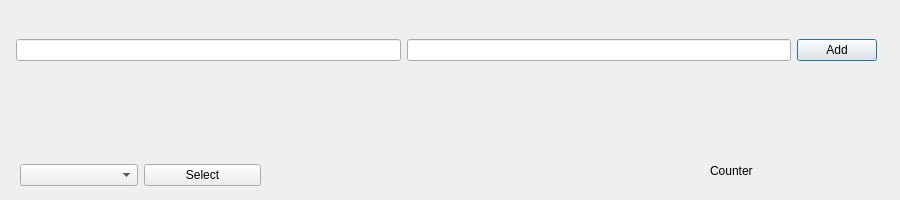
The window that Learn_Words_App_0_0_1/addword.ui (Sautenko-Andrey/learn_words_app) describes before a commit, drawn with Qt 5.
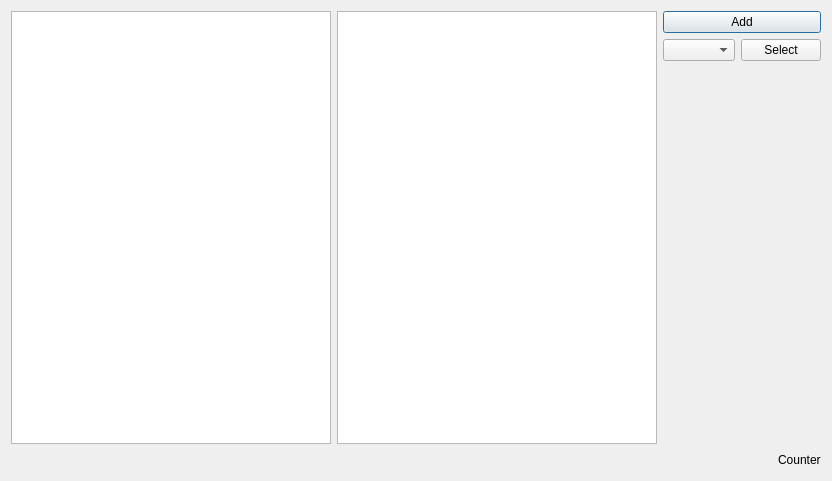
The same window after the commit.

Diff of the .ui file:
```diff
--- a/Learn_Words_App_0_0_1/addword.ui
+++ b/Learn_Words_App_0_0_1/addword.ui
@@ -6,54 +6,46 @@
    <rect>
     <x>0</x>
     <y>0</y>
-    <width>900</width>
-    <height>200</height>
+    <width>832</width>
+    <height>481</height>
    </rect>
   </property>
   <property name="windowTitle">
    <string>Add a new word</string>
   </property>
-  <widget class="QLabel" name="counterLabel">
-   <property name="geometry">
-    <rect>
-     <x>710</x>
-     <y>160</y>
-     <width>131</width>
-     <height>21</height>
-    </rect>
-   </property>
-   <property name="text">
-    <string>Counter</string>
-   </property>
-  </widget>
-  <widget class="QWidget" name="layoutWidget">
-   <property name="geometry">
-    <rect>
-     <x>16</x>
-     <y>20</y>
-     <width>861</width>
-     <height>61</height>
-    </rect>
-   </property>
+  <layout class="QHBoxLayout" name="horizontalLayout_5">
+   <item>
+    <layout class="QVBoxLayout" name="verticalLayout_3">
+     <item>
+      <layout class="QHBoxLayout" name="horizontalLayout_3">
+       <item>
    <layout class="QHBoxLayout" name="horizontalLayout">
     <item>
-     <widget class="QLineEdit" name="foreignlangLineEdit">
+          <widget class="QTextEdit" name="textEdit">
       <property name="font">
        <font>
+             <pointsize>14</pointsize>
         <bold>true</bold>
        </font>
       </property>
      </widget>
     </item>
     <item>
-     <widget class="QLineEdit" name="rusLine">
+          <widget class="QTextEdit" name="textEdit_2">
       <property name="font">
        <font>
+             <pointsize>14</pointsize>
         <bold>true</bold>
        </font>
       </property>
      </widget>
     </item>
+        </layout>
+       </item>
+       <item>
+        <layout class="QVBoxLayout" name="verticalLayout_2">
+         <item>
+          <layout class="QVBoxLayout" name="verticalLayout">
     <item>
      <widget class="QPushButton" name="addButton">
       <property name="text">
@@ -61,17 +53,7 @@
       </property>
      </widget>
     </item>
-   </layout>
-  </widget>
-  <widget class="QWidget" name="layoutWidget">
-   <property name="geometry">
-    <rect>
-     <x>20</x>
-     <y>160</y>
-     <width>241</width>
-     <height>31</height>
-    </rect>
-   </property>
+           <item>
    <layout class="QHBoxLayout" name="horizontalLayout_2">
     <item>
      <widget class="QComboBox" name="modeComboBox"/>
@@ -84,7 +66,53 @@
      </widget>
     </item>
    </layout>
-  </widget>
+           </item>
+          </layout>
+         </item>
+         <item>
+          <spacer name="verticalSpacer">
+           <property name="orientation">
+            <enum>Qt::Vertical</enum>
+           </property>
+           <property name="sizeHint" stdset="0">
+            <size>
+             <width>20</width>
+             <height>118</height>
+            </size>
+           </property>
+          </spacer>
+         </item>
+        </layout>
+       </item>
+      </layout>
+     </item>
+     <item>
+      <layout class="QHBoxLayout" name="horizontalLayout_4">
+       <item>
+        <spacer name="horizontalSpacer">
+         <property name="orientation">
+          <enum>Qt::Horizontal</enum>
+         </property>
+         <property name="sizeHint" stdset="0">
+          <size>
+           <width>40</width>
+           <height>20</height>
+          </size>
+         </property>
+        </spacer>
+       </item>
+       <item>
+        <widget class="QLabel" name="counterLabel">
+         <property name="text">
+          <string>Counter</string>
+         </property>
+        </widget>
+       </item>
+      </layout>
+     </item>
+    </layout>
+   </item>
+  </layout>
  </widget>
  <resources/>
  <connections/>
```
Lines whose indentation alone changed are shown as unchanged.
